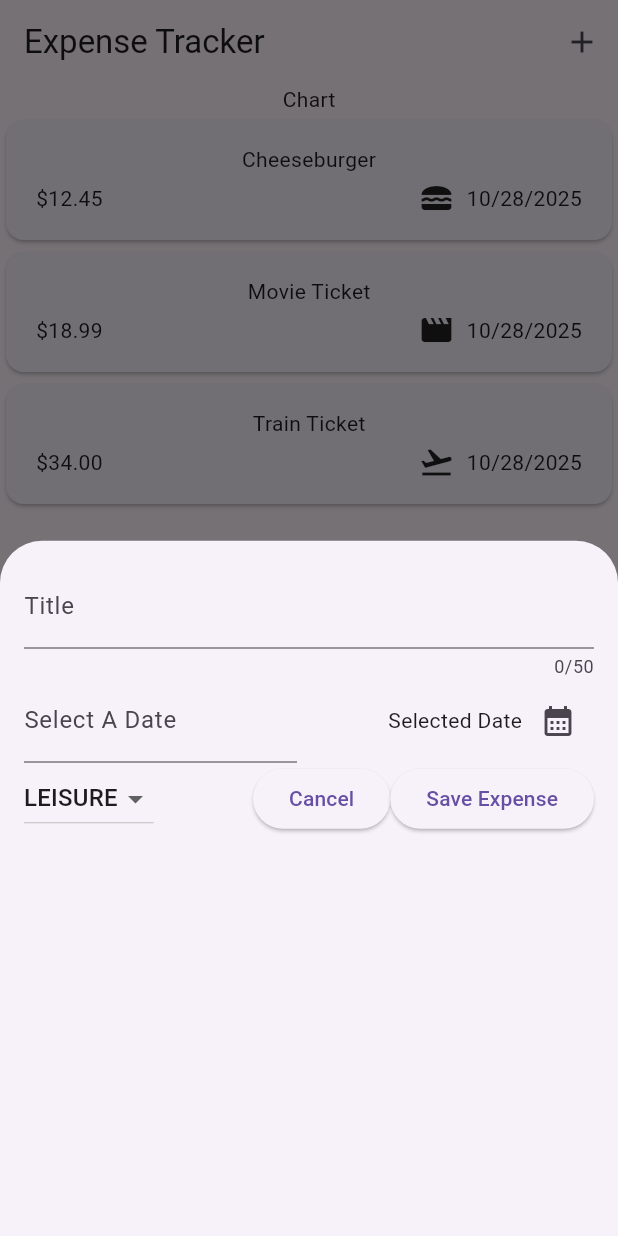
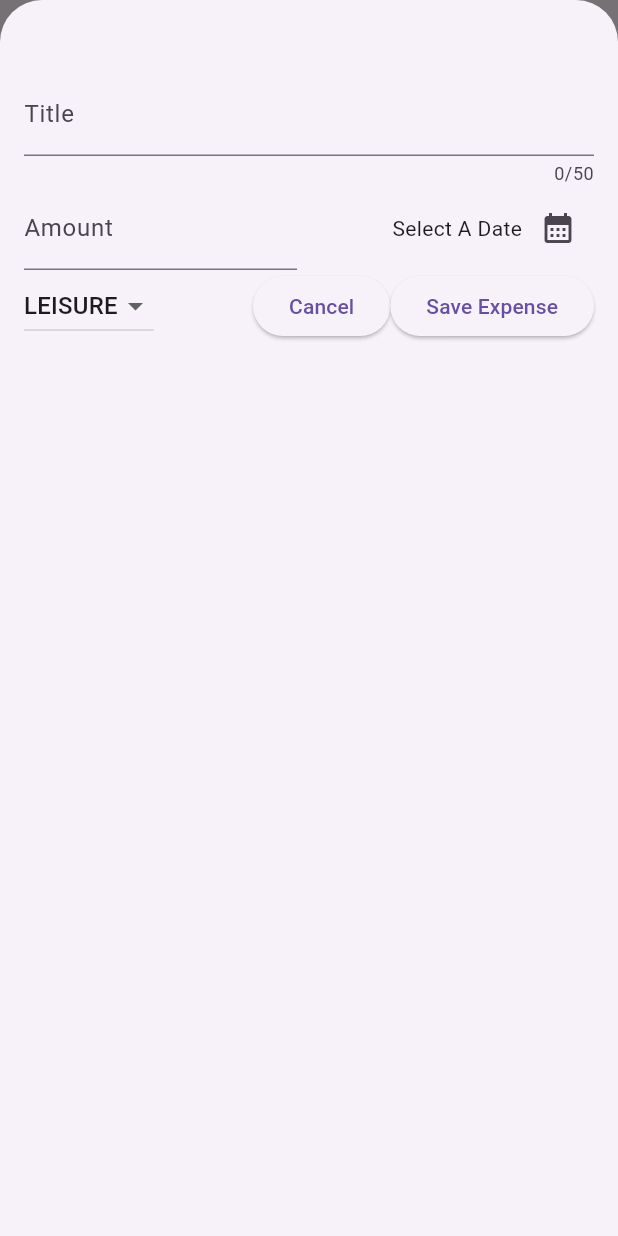
Before and after one commit to DevilDante4657/expense_tracker, a Flutter app: the screen it shows after launch, after a tap on the "add" icon, on a phone screen of 412 x 824 dp. Run offline on Flutter 3.47's test engine with Material 3 defaults, Android fonts, the phone set to English and light mode, and no system bars.

Commit message:
add expense logic finished and fixed some errors

```diff
--- a/lib/expenses.dart
+++ b/lib/expenses.dart
@@ -17,10 +17,17 @@ class _ExpensesState extends State<Expenses> {
   void _openAddExpenseOverlay(){
     showModalBottomSheet(
       context: context,
-      builder: (ctx) => NewExpense()
+      builder: (ctx) => NewExpense(onAddExpense: _addExpense,),
+      isScrollControlled: true,
       );
   }
-  final List<Expense> _registeredExpense = [
+
+  void _addExpense(Expense expense){
+    setState(() {
+      _registeredExpenses.add(expense);
+    });
+  }
+  final List<Expense> _registeredExpenses = [
     Expense(
       title: 'Cheeseburger',
       amount: 12.45,
@@ -54,7 +61,7 @@ class _ExpensesState extends State<Expenses> {
       body: Column(
         children: [
           Text("Chart"),
-          Expanded(child: ExpensesList(expenses: _registeredExpense))
+          Expanded(child: ExpensesList(expenses: _registeredExpenses))
         ],
       ),
     );
--- a/lib/new_expense.dart
+++ b/lib/new_expense.dart
@@ -5,7 +5,8 @@ import 'package:intl/intl.dart';
 final formatter = DateFormat.yMd();
 
 class NewExpense extends StatefulWidget{
-  const NewExpense({super.key});
+  const NewExpense({super.key, required this.onAddExpense});
+  final void Function(Expense expense) onAddExpense;
 
   @override
   State<NewExpense> createState() {
@@ -49,6 +50,13 @@ class _NewExpensesState extends State<NewExpense>{
         );
         return;
       }
+      widget.onAddExpense(Expense(
+        title: _titleController.text,
+        amount: enteredAmount,
+        date: _selectedDate!,
+        category: _selectedCategory,
+        )
+        );
     }
   void _presentDatePicker() async{
     final now = DateTime.now();
@@ -67,7 +75,7 @@ class _NewExpensesState extends State<NewExpense>{
   @override
   Widget build(BuildContext context){
     return Padding(
-      padding: EdgeInsets.all(16),
+      padding: EdgeInsets.fromLTRB(16, 48, 16, 48),
       child: Column(
         children: [
           TextField(
@@ -86,11 +94,7 @@ class _NewExpensesState extends State<NewExpense>{
                   keyboardType: TextInputType.number,
                   decoration: InputDecoration(
                     prefixText: "\$",
-                    label: Text(
-                      _selectedDate == null
-                          ? 'Select A Date'
-                          : formatter.format(_selectedDate!)
-                          ),
+                    label: Text("Amount")
                   ),
                 ),
               ),
@@ -100,7 +104,11 @@ class _NewExpensesState extends State<NewExpense>{
                   mainAxisAlignment: MainAxisAlignment.end,
                   crossAxisAlignment: CrossAxisAlignment.center,
                   children: [
-                    Text("Selected Date"),
+                    Text(
+                      _selectedDate == null
+                          ? 'Select A Date'
+                          : formatter.format(_selectedDate!)
+                          ),
                     IconButton(
                       onPressed: _presentDatePicker,
                       icon: Icon(Icons.calendar_month)
```
